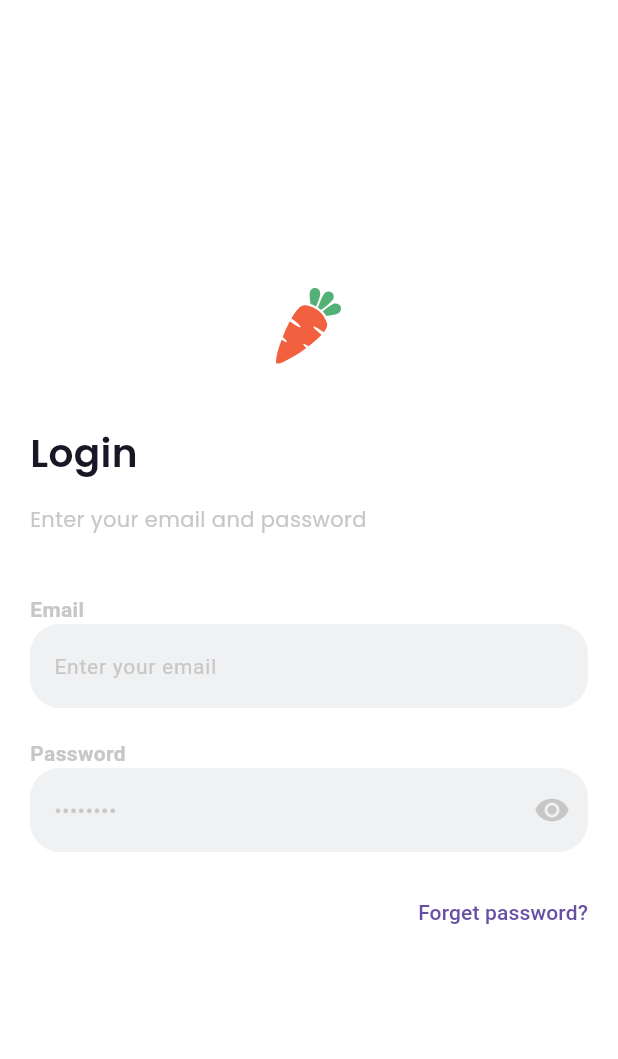
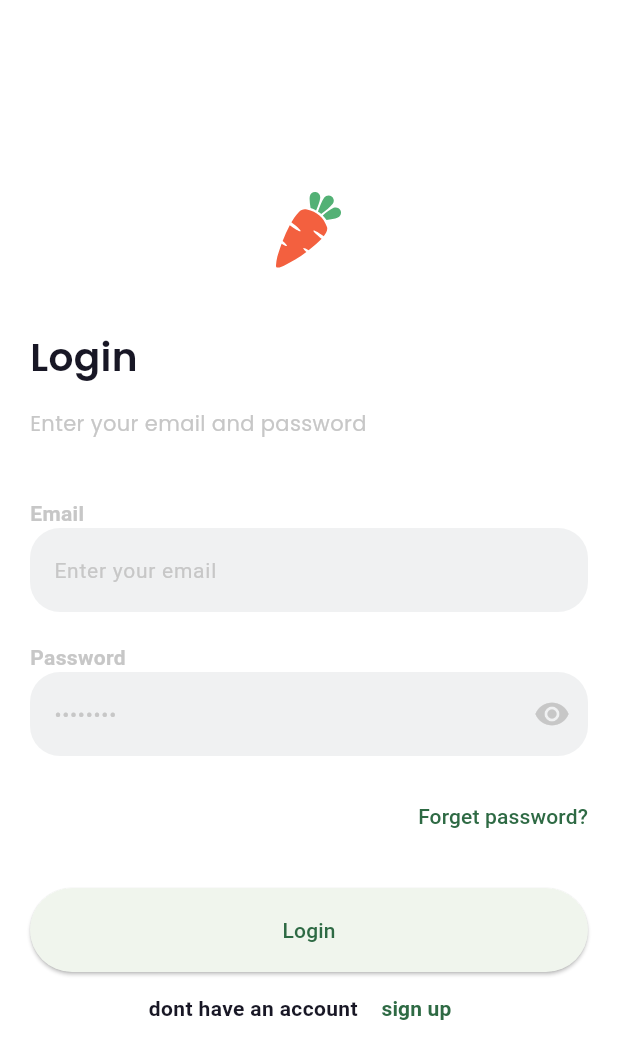
Before and after one commit to Mohamed-Ahmed984/intro_splashscreen_onborder_greenmart, a Flutter app: the LoginScreen screen opened directly, on a phone screen of 412 x 824 dp. Shown: the top 1059 px of the screen. Run offline on Flutter 3.47's test engine with Material 3 defaults, Android fonts, the phone set to English and light mode, and no system bars; our stand-ins replace flutter_svg.

Commit message:
for me again adding new screen doing some logic

```diff
--- a/lib/Core/Features/aut/page/login_screen.dart
+++ b/lib/Core/Features/aut/page/login_screen.dart
@@ -20,9 +20,7 @@ class LoginScreen extends StatelessWidget {
                 alignment: Alignment.center,
                 child: SvgPicture.asset(AppImage.carrot),
               ),
-
               const SizedBox(height: 40),
-
               Text(
                 "Login",
                 style: TextStyle(
@@ -32,9 +30,7 @@ class LoginScreen extends StatelessWidget {
                   fontWeight: FontWeight.w700,
                 ),
               ),
-
               const SizedBox(height: 16),
-
               Text(
                 "Enter your email and password",
                 style: TextStyle(
@@ -44,9 +40,7 @@ class LoginScreen extends StatelessWidget {
                   fontWeight: FontWeight.w400,
                 ),
               ),
-
               const SizedBox(height: 40),
-
               Text(
                 "Email",
                 style: TextStyle(
@@ -55,7 +49,6 @@ class LoginScreen extends StatelessWidget {
                   fontWeight: FontWeight.w600,
                 ),
               ),
-
               TextFormField(
                 decoration: InputDecoration(
                   fillColor: AppColors.accentColor,
@@ -72,9 +65,7 @@ class LoginScreen extends StatelessWidget {
                   ),
                 ),
               ),
-
               const SizedBox(height: 20),
-
               Text(
                 "Password",
                 style: TextStyle(
@@ -83,7 +74,6 @@ class LoginScreen extends StatelessWidget {
                   fontWeight: FontWeight.w600,
                 ),
               ),
-
               TextFormField(
                 obscureText: true,
                 decoration: InputDecoration(
@@ -105,16 +95,40 @@ class LoginScreen extends StatelessWidget {
                   ),
                 ),
               ),
-
               const SizedBox(height: 16),
-
               Align(
                 alignment: Alignment.centerRight,
                 child: TextButton(
                   style: TextButton.styleFrom(padding: EdgeInsets.zero),
                   onPressed: () {},
-                  child: Text("Forget password?"),
+                  child: const Text("Forget password?"),
                 ),
+              ),
+              const SizedBox(height: 24),
+
+              SizedBox(
+                width: double.infinity,
+                height: 56,
+                child: ElevatedButton(
+                  onPressed: () {},
+                  child: const Text("Login"),
+                ),
+              ),
+              Row(
+                mainAxisAlignment: MainAxisAlignment.center,
+                children: [
+                  Text(
+                    "dont have an account ",
+                    style: TextStyle(fontWeight: FontWeight.w600),
+                  ),
+                  TextButton(
+                    onPressed: () {},
+                    child: Text(
+                      "sign up",
+                      style: TextStyle(fontWeight: FontWeight.w600),
+                    ),
+                  ),
+                ],
               ),
             ],
           ),
```
Also changed, not shown: lib/main.dart (+7 -1 lines).
